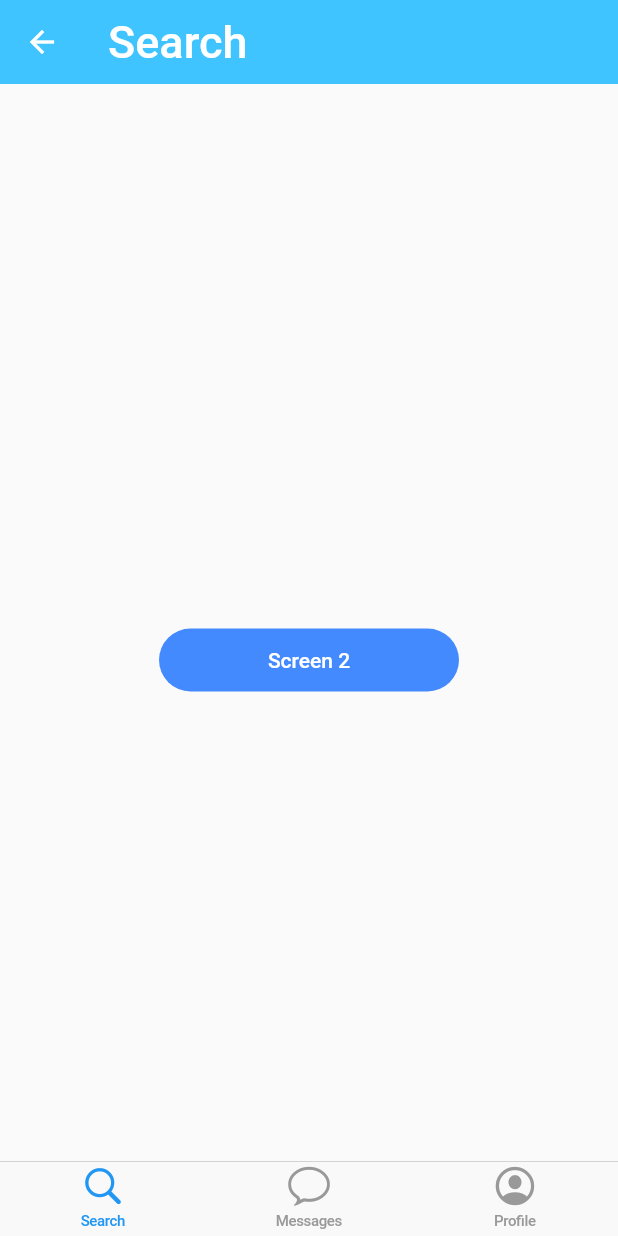
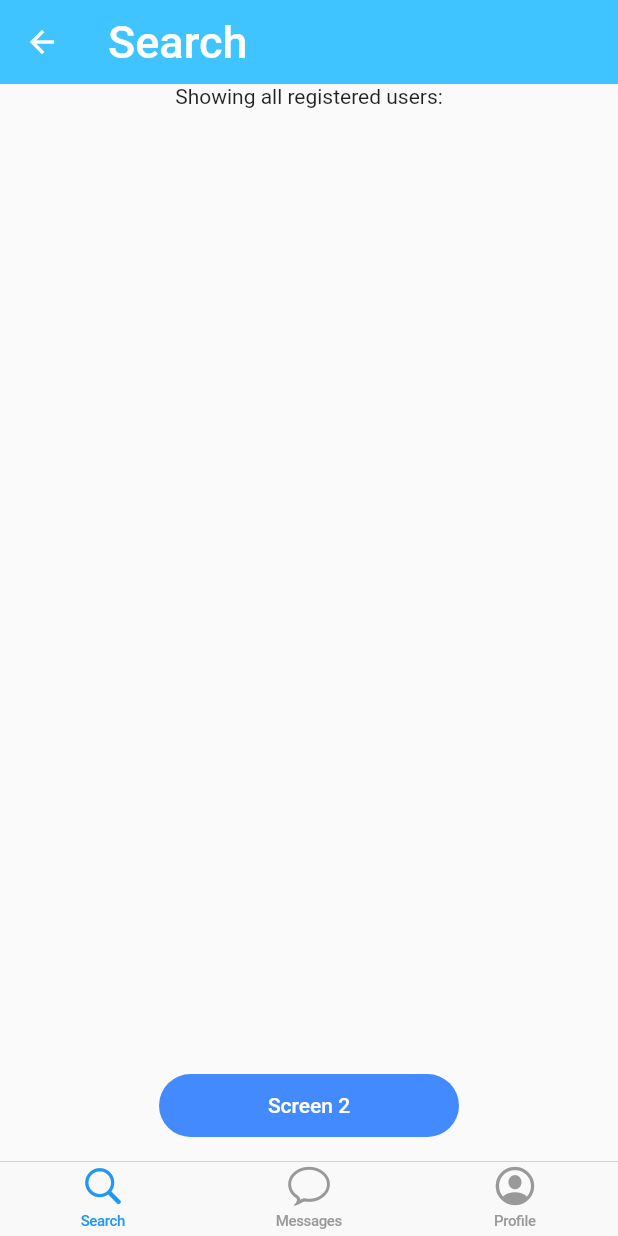
Before and after one commit to jamesilloyd/genchi_app, a Flutter app: the HomeScreen screen opened by its route, on a phone screen of 412 x 824 dp. Run offline on Flutter 3.47's test engine with Material 2 defaults, Android fonts, the phone set to English and light mode, and no system bars; our stand-ins replace animated_text_kit, cloud_firestore, firebase_auth, get_it, image_picker, modal_progress_hud; accounts and stored records are empty.

Commit message:
added pulling registered users func. to search screen

```diff
--- a/lib/locator.dart
+++ b/lib/locator.dart
@@ -5,6 +5,9 @@ import 'models/CRUDModel.dart';
 GetIt locator = GetIt.instance;
 
 void setupLocator() {
-  locator.registerLazySingleton(() => Api('products'));
+  //ToDo: how to implement more than one collection path
+  locator.registerLazySingleton(() => Api("users"));
+  //This is currently throwing an error
+//  locator.registerLazySingleton(() => Api("messages"));
   locator.registerLazySingleton(() => CRUDModel()) ;
 }
--- a/lib/models/firebaseAPI.dart
+++ b/lib/models/firebaseAPI.dart
@@ -23,9 +23,15 @@ class Api{
     return ref.document(id).delete();
   }
 
+  //This allows you to set the document id on creation
+  Future<void> addDocumentById(Map data, String id) {
+    return ref.document(id).setData(data);
+  }
+
   Future<DocumentReference> addDocument(Map data) {
     return ref.add(data);
   }
+
   Future<void> updateDocument(Map data , String id) {
     return ref.document(id).updateData(data) ;
   }
--- a/lib/models/profile.dart
+++ b/lib/models/user.dart
@@ -3,7 +3,7 @@ import 'dart:collection';
 import 'package:provider/provider.dart';
 
 
-class Profile extends ChangeNotifier {
+class User extends ChangeNotifier {
 
   String id;
   String email;
@@ -13,15 +13,16 @@ class Profile extends ChangeNotifier {
   String bio;
 
 
-  Profile({this.id, this.bio, this.email, this.name, this.profilePicture, this.timeStamp});
+  User({this.id, this.bio, this.email, this.name, this.profilePicture, this.timeStamp});
 
 
-  Profile.fromMap(Map snapshot,String id) :
+  User.fromMap(Map snapshot, String id) :
         email = snapshot['email'] ?? '',
         name = snapshot['name'] ?? '',
         profilePicture = snapshot['profilePicture'] ?? '',
         id = snapshot['id'],
-        timeStamp = snapshot['timestamp'],
+        //ToDo: need to fix mismatch in data types of flutter and firebase timestamps
+//        timeStamp = snapshot['timestamp'],
         bio = snapshot['bio'];
 
   toJson() {
--- a/lib/screens/chat_screen.dart
+++ b/lib/screens/chat_screen.dart
@@ -30,7 +30,6 @@ class _ChatScreenState extends State<ChatScreen> {
       final user = await _auth.currentUser();
       if (user != null) {
         loggedInUser = user;
-        print(loggedInUser.email);
       }
     } catch (e) {
       print(e);
--- a/lib/screens/home_screen.dart
+++ b/lib/screens/home_screen.dart
@@ -1,3 +1,5 @@
+import 'dart:math';
+
 import 'package:flutter/cupertino.dart';
 import 'package:flutter/widgets.dart';
 import 'chat_screen.dart';
@@ -5,13 +7,48 @@ import 'search_screen.dart';
 import 'profile_screen.dart';
 import 'chat_summary_screen.dart';
 import 'dart:io' show Platform;
+import 'package:genchi_app/models/user.dart';
+import 'package:firebase_auth/firebase_auth.dart';
+import 'package:cloud_firestore/cloud_firestore.dart';
+import 'package:provider/provider.dart';
+import 'package:genchi_app/models/CRUDModel.dart';
 
+FirebaseUser loggedInUser;
 
-class HomeScreen extends StatelessWidget {
+class HomeScreen extends StatefulWidget {
+
   static const String id = "home_screen";
 
   @override
+  _HomeScreenState createState() => _HomeScreenState();
+}
+
+class _HomeScreenState extends State<HomeScreen> {
+
+
+  final _auth = FirebaseAuth.instance;
+  //ToDO: need to implment this in main (top of the tree)
+  void getCurrentUser() async {
+    try {
+      final user = await _auth.currentUser();
+      if (user != null) {
+        loggedInUser = user;
+      }
+    } catch (e) {
+      print(e);
+    }
+  }
+
+  @override
+  void initState() {
+    super.initState();
+    getCurrentUser();
+  }
+
+  @override
   Widget build(BuildContext context) {
+
+
     return CupertinoTabScaffold(
       tabBar: CupertinoTabBar(items: [
         BottomNavigationBarItem(
@@ -33,7 +70,7 @@ class HomeScreen extends StatelessWidget {
         } else if (index == 1) {
           return ChatSummaryScreen();
         } else {
-          return ProfileScreen();
+          return ProfileScreen(profileId: loggedInUser.uid);
         }
       },
     );
--- a/lib/screens/profile_screen2.dart
+++ b/lib/screens/profile_screen2.dart
@@ -7,7 +7,7 @@ import 'package:genchi_app/components/rounded_button.dart';
 import 'dart:io' show Platform;
 import 'package:genchi_app/components/log_out_alerts_platform.dart';
 import 'package:provider/provider.dart';
-import 'package:genchi_app/models/profile.dart';
+import 'package:genchi_app/models/user.dart';
 
 FirebaseUser loggedInUser;
 
@@ -71,7 +71,8 @@ class _SecondProfileScreenState extends State<SecondProfileScreen> {
                 buttonColor: Colors.blueAccent,
                 buttonTitle: "Change name",
                 onPressed: () {
-                  Provider.of<Profile>(context, listen: false).changeName("123 Lloyd");
+                  //ToDo: need to implement change firestore document by id and check the name on profile changes
+//                  Provider.of<Profile>(context, listen: false).changeName("123 Lloyd");
                 },
               ),
               RoundedButton(
--- a/lib/screens/search_screen.dart
+++ b/lib/screens/search_screen.dart
@@ -3,6 +3,11 @@ import 'package:flutter/cupertino.dart';
 import 'package:genchi_app/components/rounded_button.dart';
 import 'search_screen2.dart';
 import 'package:genchi_app/components/app_bar.dart';
+import 'package:provider/provider.dart';
+import 'package:genchi_app/models/user.dart';
+import 'package:genchi_app/models/CRUDModel.dart';
+import 'package:cloud_firestore/cloud_firestore.dart';
+import 'package:genchi_app/components/profile_card.dart';
 
 class SearchScreen extends StatefulWidget {
   @override
@@ -10,20 +15,55 @@ class SearchScreen extends StatefulWidget {
 }
 
 class _SearchScreenState extends State<SearchScreen> {
+  List<User> users;
   final messageTextController = TextEditingController();
 
   @override
   Widget build(BuildContext context) {
+    //ToDo: how does this know to collect user data
+    final profileProvider = Provider.of<CRUDModel>(context);
+
     return Scaffold(
       appBar: AppNavigationBar(barTitle: "Search"),
-      body: Center(
-        child: RoundedButton(
+      body: Column(
+        mainAxisAlignment: MainAxisAlignment.center,
+        children: [
+          //Grabs all users from firestore
+          Text("Showing all registered users:"),
+          Container(
+            child: StreamBuilder(
+              stream: profileProvider.fetchProductsAsStream(),
+              builder: (context, AsyncSnapshot<QuerySnapshot> snapshot) {
+                if (snapshot.hasData) {
+                  //Todo: this line throwing error when timestamp available
+                  users = snapshot.data.documents
+                      .map((doc) => User.fromMap(doc.data, doc.documentID))
+                      .toList();
+
+                  return Expanded(
+                    child: ListView.builder(
+                      itemCount: users.length,
+                      itemBuilder: (buildContext, index) =>
+                          ProfileCard(userDetails: users[index]),
+                    ),
+                  );
+                } else {
+                  return Text('fetching');
+                }
+              },
+            ),
+          ),
+          RoundedButton(
             buttonColor: Colors.blueAccent,
             buttonTitle: "Screen 2",
             onPressed: () {
               Navigator.pushNamed(context, SecondSearchScreen.id);
             },
           ),
+          Container(
+            height: 50.0,
+          )
+        ],
       ),
     );
   }
```
Also changed, not shown: lib/components/profile_card.dart (added, +23 -0 lines), lib/main.dart (+6 -3 lines), lib/models/CRUDModel.dart (+10 -11 lines), lib/screens/profile_screen.dart (+13 -6 lines), lib/screens/registration_screen.dart (+11 -11 lines). Lines whose indentation alone changed are shown as unchanged.
